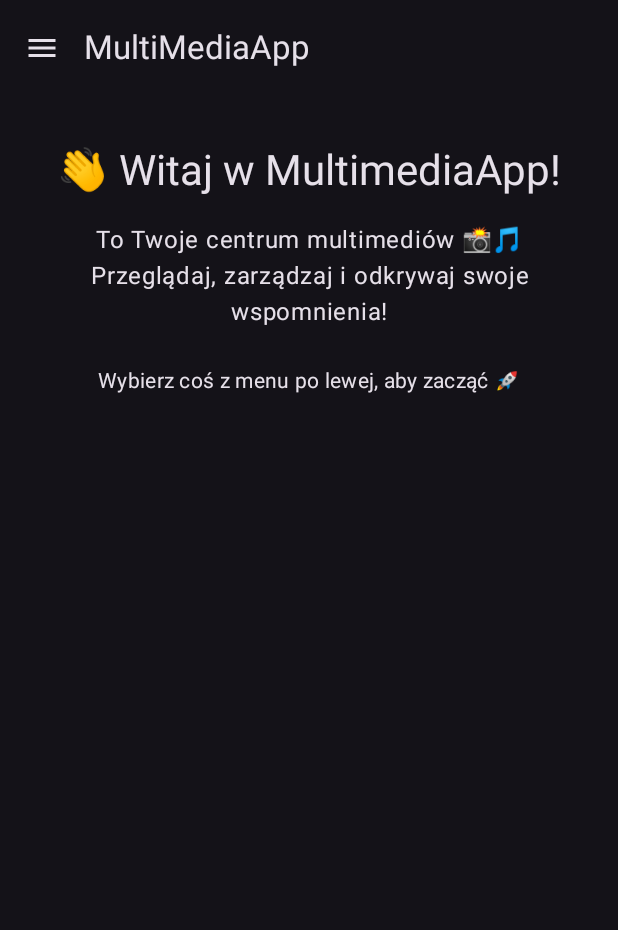
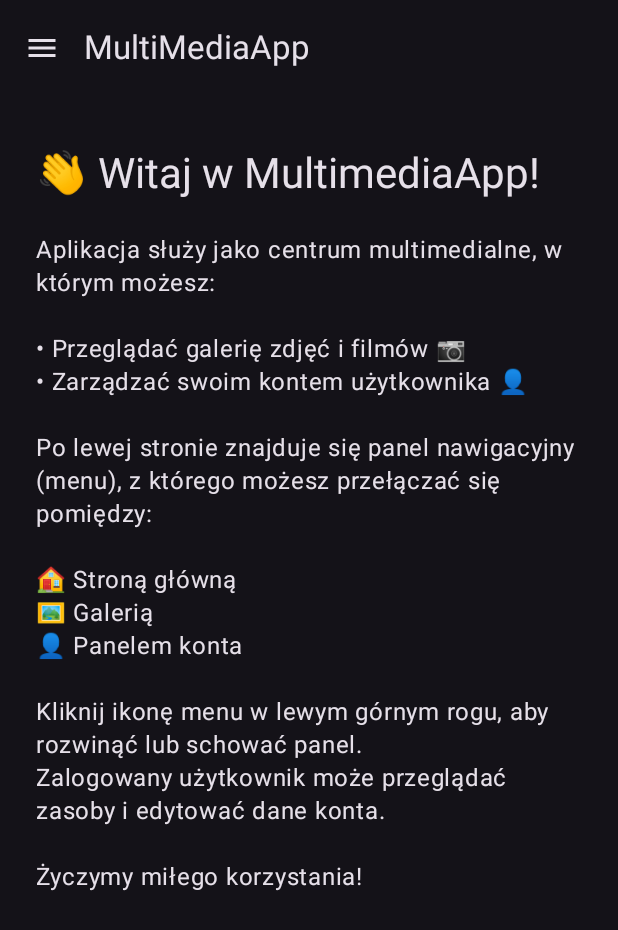
Before and after one commit to takiktoS03/PP-Multimedia, an Android app built with Jetpack Compose: the HomeScreen screen opened through its navigation route, on a phone screen of 412 x 824 dp. Shown: the top 930 px of the screen. Run offline under Robolectric (Android 15) with nearby library versions, the phone set to English and light mode, and no system bars; our stand-ins replace Dagger/Hilt's generated code, Firebase (no records; nobody signed in at launch, a user with empty details on screens opened directly).

```diff
--- a/Aplikacja mobilna/app/src/main/java/com/example/multimedia/MainActivity.kt
+++ b/Aplikacja mobilna/app/src/main/java/com/example/multimedia/MainActivity.kt
@@ -25,7 +25,9 @@ import com.example.multimedia.ui.pages.LoginScreen
 import com.example.multimedia.ui.theme.MultimediaTheme
 import com.google.firebase.auth.FirebaseAuth
 import kotlinx.coroutines.launch
+import dagger.hilt.android.AndroidEntryPoint
 
+@AndroidEntryPoint
 @OptIn(ExperimentalMaterial3Api::class)
 class MainActivity : ComponentActivity() {
     override fun onCreate(savedInstanceState: Bundle?) {
--- a/Aplikacja mobilna/app/src/main/java/com/example/multimedia/ui/login/LoginViewModel.kt
+++ b/Aplikacja mobilna/app/src/main/java/com/example/multimedia/ui/login/LoginViewModel.kt
@@ -61,8 +61,8 @@ class LoginViewModel : ViewModel() {
     suspend fun register(onSuccess: () -> Unit, onFailure: (String) -> Unit) {
         val s = state.value
 
-        if (s.email.isBlank() || s.password.isBlank() || s.confirmPassword.isBlank() || s.name.isBlank()) {
-            onFailure("Uzupełnij wszystkie pola")
+        if (!s.canSubmit) {
+            onFailure("Upewnij się, że wszystkie pola są poprawnie wypełnione")
             return
         }
 
@@ -127,5 +127,4 @@ class LoginViewModel : ViewModel() {
     fun resetForm() {
         _state.value = LoginState()
     }
-
 }
--- a/Aplikacja mobilna/app/src/main/java/com/example/multimedia/ui/pages/HomeScreen.kt
+++ b/Aplikacja mobilna/app/src/main/java/com/example/multimedia/ui/pages/HomeScreen.kt
@@ -1,6 +1,7 @@
 package com.example.multimedia.ui.pages
 
 import androidx.compose.foundation.Image
+import androidx.compose.foundation.background
 import androidx.compose.foundation.layout.*
 import androidx.compose.material3.Button
 import androidx.compose.material3.CircularProgressIndicator
@@ -30,30 +31,39 @@ fun HomeScreen(title: String, isLoading: Boolean) {
         Column(
             modifier = Modifier
                 .fillMaxSize()
-                .padding(horizontal = 24.dp, vertical = 32.dp),
-            verticalArrangement = Arrangement.Top, // 🔼 teksty będą przy górze
-            horizontalAlignment = Alignment.CenterHorizontally
+                .padding(horizontal = 24.dp, vertical = 32.dp)
+                .background(MaterialTheme.colorScheme.background),
+            verticalArrangement = Arrangement.Top,
+            horizontalAlignment = Alignment.Start
         ) {
             Text(
                 text = "👋 Witaj w MultimediaApp!",
-                style = MaterialTheme.typography.headlineMedium,
-                textAlign = TextAlign.Center
+                style = MaterialTheme.typography.headlineLarge,
+                fontSize = 28.sp
             )
 
-            Spacer(modifier = Modifier.height(16.dp))
+            Spacer(modifier = Modifier.height(20.dp))
 
             Text(
-                text = "To Twoje centrum multimediów 📸🎵\nPrzeglądaj, zarządzaj i odkrywaj swoje wspomnienia!",
+                text = """
+                    Aplikacja służy jako centrum multimedialne, w którym możesz:
+
+                    • Przeglądać galerię zdjęć i filmów 📷
+                    • Zarządzać swoim kontem użytkownika 👤
+
+                    Po lewej stronie znajduje się panel nawigacyjny (menu), z którego możesz przełączać się pomiędzy:
+
+                    🏠 Stroną główną
+                    🖼️ Galerią
+                    👤 Panelem konta
+
+                    Kliknij ikonę menu w lewym górnym rogu, aby rozwinąć lub schować panel.
+                    Zalogowany użytkownik może przeglądać zasoby i edytować dane konta.
+
+                    Życzymy miłego korzystania!
+                """.trimIndent(),
                 style = MaterialTheme.typography.bodyLarge,
-                textAlign = TextAlign.Center
-            )
-
-            Spacer(modifier = Modifier.height(24.dp))
-
-            Text(
-                text = "Wybierz coś z menu po lewej, aby zacząć 🚀",
-                style = MaterialTheme.typography.bodyMedium,
-                textAlign = TextAlign.Center
+                lineHeight = 22.sp
             )
         }
     }
--- a/Aplikacja mobilna/app/src/main/java/com/example/multimedia/ui/theme/Theme.kt
+++ b/Aplikacja mobilna/app/src/main/java/com/example/multimedia/ui/theme/Theme.kt
@@ -6,7 +6,7 @@ import androidx.compose.runtime.Composable
 
 private val DarkColorScheme = darkColorScheme(
     primary = androidx.compose.ui.graphics.Color(0xFF6200EE),
-    secondary = androidx.compose.ui.graphics.Color(0xFF03DAC5)
+    secondary = androidx.compose.ui.graphics.Color(0xFF6200EE)
 )
 
 @Composable
```
Also changed, not shown: Aplikacja mobilna/app/src/main/java/com/example/multimedia/ui/pages/LoginScreen.kt (+43 -1 lines).
